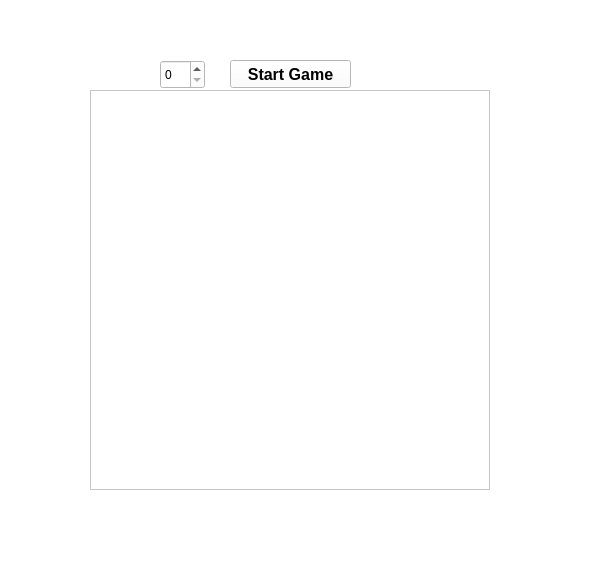
Before: the Qt Designer form student/12/numbers_gui/mainwindow.ui in Tapinerl/Programming-2, drawn with Qt 5.
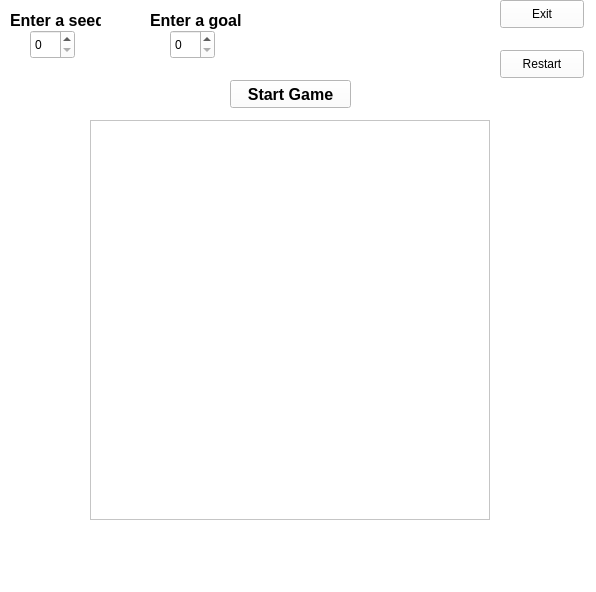
After: the same form once the commit is applied.

Patch:
```diff
--- a/student/12/numbers_gui/mainwindow.ui
+++ b/student/12/numbers_gui/mainwindow.ui
@@ -6,8 +6,8 @@
    <rect>
     <x>0</x>
     <y>0</y>
-    <width>594</width>
-    <height>573</height>
+    <width>596</width>
+    <height>592</height>
    </rect>
   </property>
   <property name="windowTitle">
@@ -21,7 +21,7 @@
     <property name="geometry">
      <rect>
       <x>90</x>
-      <y>90</y>
+      <y>120</y>
       <width>400</width>
       <height>400</height>
      </rect>
@@ -34,13 +34,13 @@
     <property name="geometry">
      <rect>
       <x>10</x>
-      <y>0</y>
+      <y>10</y>
       <width>91</width>
       <height>20</height>
      </rect>
     </property>
     <property name="styleSheet">
-     <string notr="true">color:white;font:bold 16px</string>
+     <string notr="true">color:rgb(0, 0, 0);font:bold 16px</string>
     </property>
     <property name="text">
      <string>Enter a seed</string>
@@ -49,14 +49,14 @@
    <widget class="QLabel" name="label_3">
     <property name="geometry">
      <rect>
-      <x>120</x>
-      <y>0</y>
+      <x>150</x>
+      <y>10</y>
       <width>91</width>
       <height>20</height>
      </rect>
     </property>
     <property name="styleSheet">
-     <string notr="true">color:white;font:bold 16px</string>
+     <string notr="true">color:rgb(0, 0, 0);font:bold 16px</string>
     </property>
     <property name="text">
      <string>Enter a goal</string>
@@ -66,7 +66,7 @@
     <property name="geometry">
      <rect>
       <x>230</x>
-      <y>60</y>
+      <y>80</y>
       <width>121</width>
       <height>28</height>
      </rect>
@@ -81,12 +81,102 @@
    <widget class="QSpinBox" name="SeedspinBox">
     <property name="geometry">
      <rect>
-      <x>160</x>
+      <x>30</x>
+      <y>30</y>
+      <width>45</width>
+      <height>29</height>
+     </rect>
+    </property>
+   </widget>
+   <widget class="QPushButton" name="RestartpushButton">
+    <property name="geometry">
+     <rect>
+      <x>500</x>
+      <y>50</y>
+      <width>84</width>
+      <height>28</height>
+     </rect>
+    </property>
+    <property name="text">
+     <string>Restart</string>
+    </property>
+   </widget>
+   <widget class="QPushButton" name="ExitpushButton">
+    <property name="geometry">
+     <rect>
+      <x>500</x>
+      <y>0</y>
+      <width>84</width>
+      <height>28</height>
+     </rect>
+    </property>
+    <property name="text">
+     <string>Exit</string>
+    </property>
+   </widget>
+   <widget class="QLabel" name="WinnerLabel">
+    <property name="geometry">
+     <rect>
+      <x>100</x>
+      <y>130</y>
+      <width>381</width>
+      <height>381</height>
+     </rect>
+    </property>
+    <property name="text">
+     <string/>
+    </property>
+    <property name="alignment">
+     <set>Qt::AlignCenter</set>
+    </property>
+   </widget>
+   <widget class="QLabel" name="LoserLabel">
+    <property name="geometry">
+     <rect>
+      <x>100</x>
+      <y>130</y>
+      <width>381</width>
+      <height>381</height>
+     </rect>
+    </property>
+    <property name="text">
+     <string/>
+    </property>
+    <property name="scaledContents">
+     <bool>false</bool>
+    </property>
+    <property name="alignment">
+     <set>Qt::AlignCenter</set>
+    </property>
+   </widget>
+   <widget class="QSpinBox" name="TargetspinBox">
+    <property name="geometry">
+     <rect>
+      <x>170</x>
+      <y>30</y>
+      <width>45</width>
+      <height>29</height>
+     </rect>
+    </property>
+    <property name="minimum">
+     <number>0</number>
+    </property>
+    <property name="maximum">
+     <number>65536</number>
+    </property>
+   </widget>
+   <widget class="QLabel" name="Targetlabel">
+    <property name="geometry">
+     <rect>
+      <x>170</x>
       <y>60</y>
-      <width>45</width>
-      <height>29</height>
+      <width>63</width>
+      <height>20</height>
      </rect>
     </property>
+    <property name="text">
+     <string/>
+    </property>
    </widget>
   </widget>
   <widget class="QMenuBar" name="menubar">
```
Left out of the diff: 4 changed lines with no effect on the pictures.
